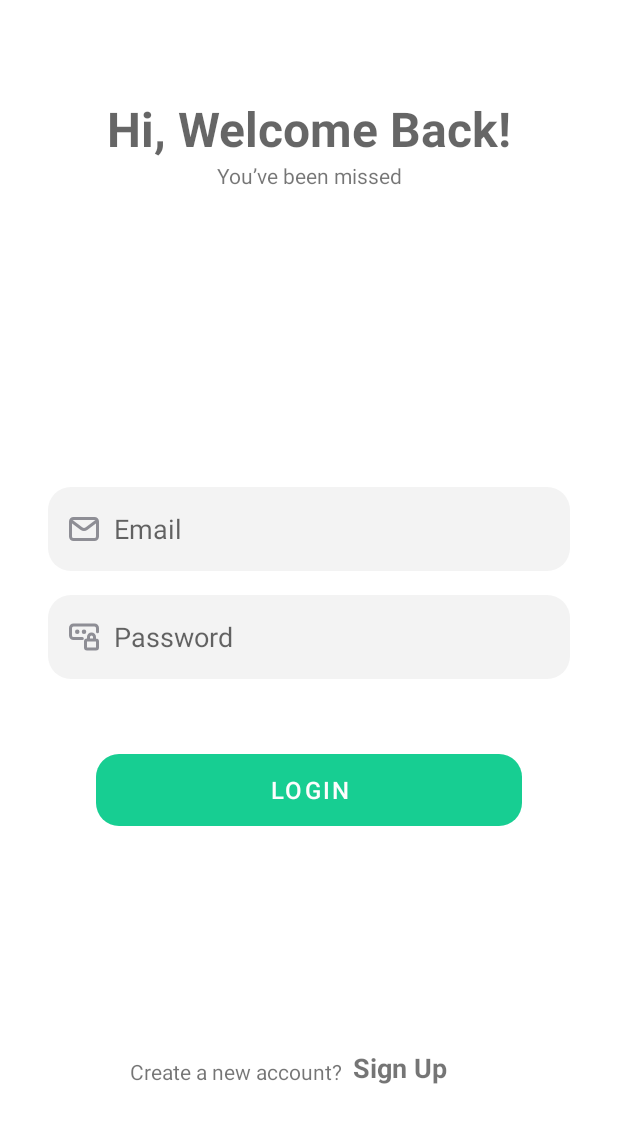
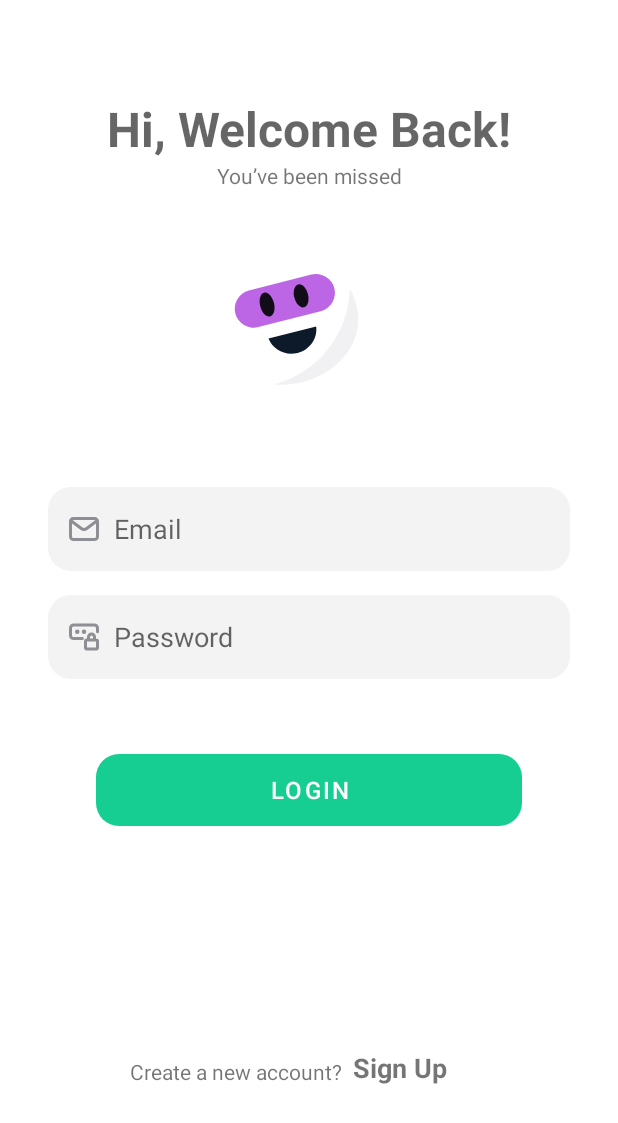
Before and after one commit to liang-zhihao/ai-chatbot, an Android app: the LoginActivity screen opened directly, with no data from a screen before it, on a phone screen of 412 x 824 dp. Shown: the top 1123 px of the screen. Run offline under Robolectric (Android 15) with nearby library versions, the phone set to English and light mode, and no system bars; libraries missing offline, so code that uses them is left out: com.github.leandroborgesferreira.loadingbutton; plain views replace CircularProgressButton; network calls fail; 2 statements that could not run were skipped.

Commit message:
fix: fix file c.json

```diff
--- a/Aichatbot/app/build.gradle
+++ b/Aichatbot/app/build.gradle
@@ -38,6 +38,7 @@ android {
         targetCompatibility JavaVersion.VERSION_1_8
     }
     buildFeatures {
+        dataBinding true
         viewBinding true
         buildConfig = true
     }
--- a/Aichatbot/app/src/main/res/layout/activity_login.xml
+++ b/Aichatbot/app/src/main/res/layout/activity_login.xml
@@ -42,7 +42,7 @@
         app:layout_constraintTop_toBottomOf="@+id/textView"
         app:lottie_autoPlay="true"
         app:lottie_loop="true"
-        app:lottie_fileName="c.json" />
+        app:lottie_fileName="robot.json" />
 
 
     <com.github.leandroborgesferreira.loadingbutton.customViews.CircularProgressButton
```
Also changed, not shown: Aichatbot/app/src/main/java/com/unimelb/aichatbot/modules/chatroom/activity/MessageActivity.java (+7 -3 lines).
